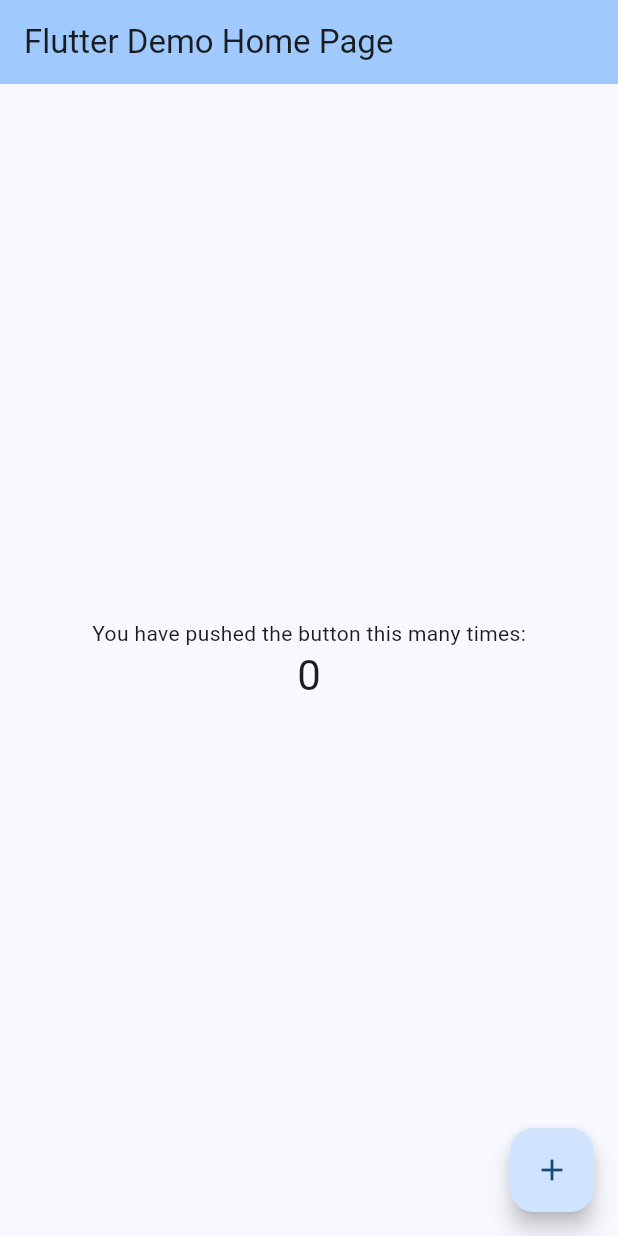
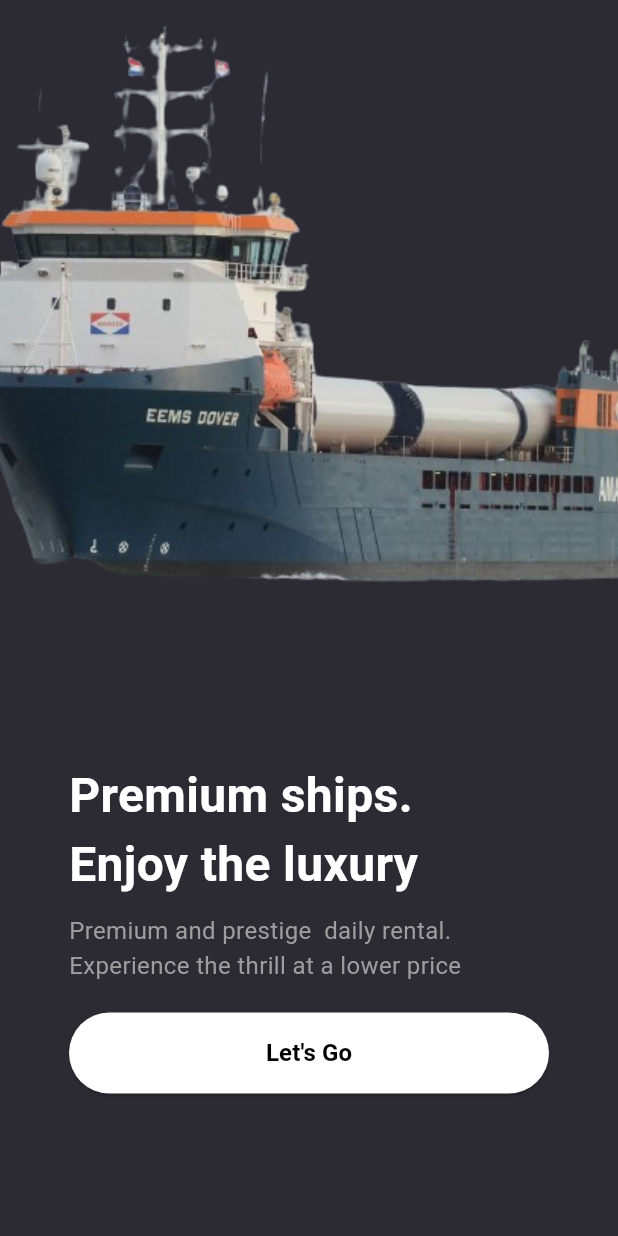
Before and after one commit to RomanDevelop/Ship-rental-app, a Flutter app: the screen it shows after launch, on a phone screen of 412 x 824 dp. Run offline on Flutter 3.47's test engine with Material 3 defaults, Android fonts, the phone set to English and light mode, and no system bars; our stand-ins replace cloud_firestore, firebase_core; accounts and stored records are empty.

Commit message:
onboard page done

```diff
--- a/lib/main.dart
+++ b/lib/main.dart
@@ -2,6 +2,7 @@ import 'package:cloud_firestore/cloud_firestore.dart';
 import 'package:firebase_core/firebase_core.dart';
 import 'package:flutter/material.dart';
 import 'package:flutter_application_2/firebase_options.dart';
+import 'package:flutter_application_2/onboarding_page.dart';
 
 void main() async {
   WidgetsFlutterBinding.ensureInitialized();
@@ -20,62 +21,7 @@ class MyApp extends StatelessWidget {
         colorScheme: ColorScheme.fromSeed(seedColor: Colors.blue),
         useMaterial3: true,
       ),
-      home: const MyHomePage(title: 'Flutter Demo Home Page'),
+      home: const OnboardingPage(),
     );
   }
 }
-
-class MyHomePage extends StatefulWidget {
-  const MyHomePage({super.key, required this.title});
-
-  final String title;
-
-  @override
-  State<MyHomePage> createState() => _MyHomePageState();
-}
-
-class _MyHomePageState extends State<MyHomePage> {
-  FirebaseFirestore db = FirebaseFirestore.instance;
-  int _counter = 0;
-
-  void _incrementCounter() {
-    final user = {
-      'firstname': 'Fabrice',
-      'lastname': 'Fdddddddd',
-      'born': 0,
-    };
-    db
-        .collection('users')
-        .add(user)
-        .then((DocumentReference doc) => print('User add with ID : ${doc.id}'));
-  }
-
-  @override
-  Widget build(BuildContext context) {
-    return Scaffold(
-      appBar: AppBar(
-        backgroundColor: Theme.of(context).colorScheme.inversePrimary,
-        title: Text(widget.title),
-      ),
-      body: Center(
-        child: Column(
-          mainAxisAlignment: MainAxisAlignment.center,
-          children: <Widget>[
-            const Text(
-              'You have pushed the button this many times:',
-            ),
-            Text(
-              '$_counter',
-              style: Theme.of(context).textTheme.headlineMedium,
-            ),
-          ],
-        ),
-      ),
-      floatingActionButton: FloatingActionButton(
-        onPressed: _incrementCounter,
-        tooltip: 'Increment',
-        child: const Icon(Icons.add),
-      ), // This trailing comma makes auto-formatting nicer for build methods.
-    );
-  }
-}
--- /dev/null
+++ b/lib/onboarding_page.dart
@@ -0,0 +1,70 @@
+import 'package:flutter/material.dart';
+
+class OnboardingPage extends StatelessWidget {
+  const OnboardingPage({Key? key}) : super(key: key);
+
+  @override
+  Widget build(BuildContext context) {
+    return Scaffold(
+      backgroundColor: const Color(0xff2C2B34),
+      body: Column(
+        children: [
+          Expanded(
+            flex: 1,
+            child: Container(
+              decoration: const BoxDecoration(
+                  image: DecorationImage(
+                      image: AssetImage('assets/onboarding.png'),
+                      fit: BoxFit.cover)),
+            ),
+          ),
+          Expanded(
+            child: Container(
+              child: Column(
+                mainAxisAlignment: MainAxisAlignment.center,
+                crossAxisAlignment: CrossAxisAlignment.start,
+                children: [
+                  const Text(
+                    'Premium ships. \nEnjoy the luxury',
+                    style: TextStyle(
+                        color: Colors.white,
+                        fontSize: 32,
+                        fontWeight: FontWeight.bold),
+                  ),
+                  const SizedBox(
+                    height: 10,
+                  ),
+                  const Text(
+                    'Premium and prestige  daily rental. \nExperience the thrill at a lower price',
+                    style: TextStyle(color: Colors.grey, fontSize: 16),
+                  ),
+                  const SizedBox(
+                    height: 20,
+                  ),
+                  SizedBox(
+                    width: 320,
+                    height: 54,
+                    child: ElevatedButton(
+                        onPressed: () {
+                          // Navigator.of(context).pushAndRemoveUntil(
+                          //     MaterialPageRoute(builder: (context) => CarListScreen())
+                          //     , (route) => false);
+                        },
+                        style: ElevatedButton.styleFrom(
+                            foregroundColor: Colors.black,
+                            backgroundColor: Colors.white),
+                        child: const Text(
+                          'Let\'s Go',
+                          style: TextStyle(
+                              fontSize: 16, fontWeight: FontWeight.bold),
+                        )),
+                  )
+                ],
+              ),
+            ),
+          )
+        ],
+      ),
+    );
+  }
+}
--- a/pubspec.yaml
+++ b/pubspec.yaml
@@ -61,7 +61,8 @@ flutter:
   uses-material-design: true
 
   # To add assets to your application, add an assets section, like this:
-  # assets:
+  assets:
+    - assets/
   #   - images/a_dot_burr.jpeg
   #   - images/a_dot_ham.jpeg
 
```
Also changed, not shown: assets/car_image.png (added), assets/gps.png (added), assets/maps.png (added), assets/onboarding.png (added), assets/onboardingo.png (added), assets/pump.png (added), assets/user.png (added), assets/white_car.png (added).
